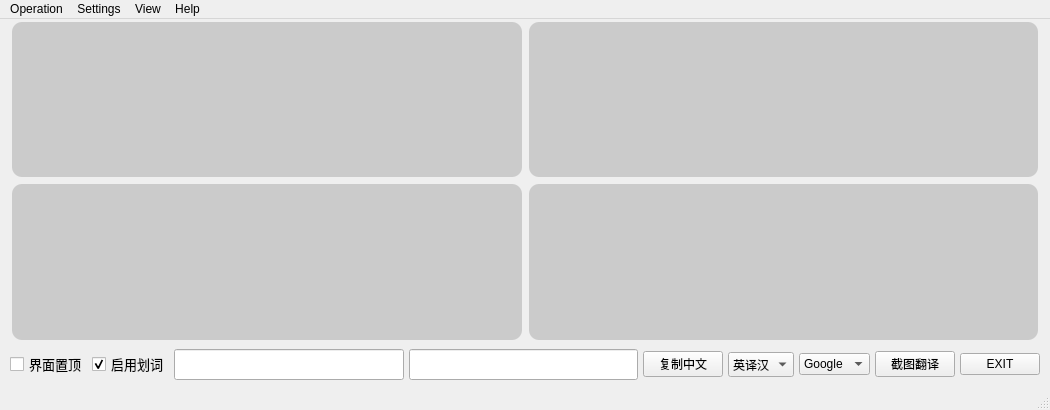
This is mainwindow.ui in brilliantrough/not-powerful-translator as Qt 5 draws it before an edit. The edited form follows.
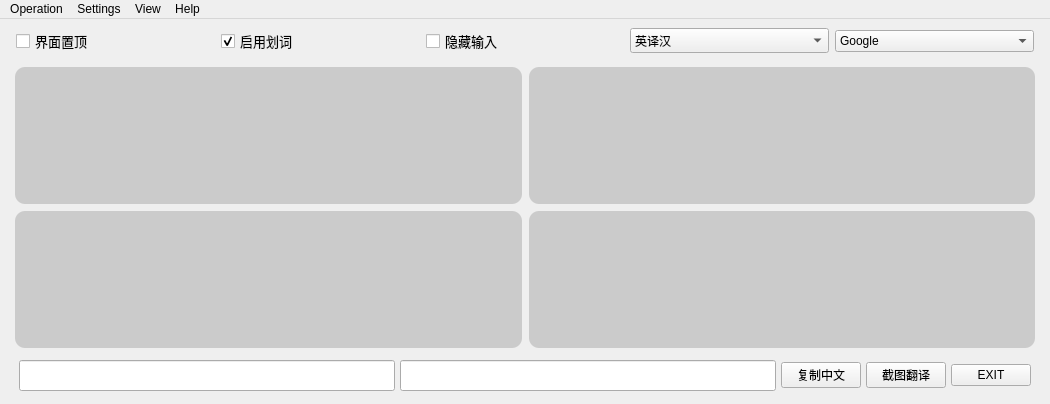
This is the edited form. Custom widgets are drawn as their Qt base class.

The edit to the form file:
```diff
--- a/mainwindow.ui
+++ b/mainwindow.ui
@@ -7,7 +7,7 @@
     <x>0</x>
     <y>0</y>
     <width>1050</width>
-    <height>410</height>
+    <height>404</height>
    </rect>
   </property>
   <property name="windowTitle">
@@ -22,18 +22,21 @@
      <number>7</number>
     </property>
     <property name="topMargin">
-     <number>3</number>
+     <number>0</number>
     </property>
     <property name="rightMargin">
      <number>7</number>
     </property>
     <property name="bottomMargin">
-     <number>3</number>
+     <number>1</number>
     </property>
-    <property name="spacing">
+    <property name="horizontalSpacing">
      <number>5</number>
     </property>
-    <item row="1" column="0">
+    <property name="verticalSpacing">
+     <number>1</number>
+    </property>
+    <item row="2" column="0">
      <widget class="QWidget" name="widget" native="true">
       <property name="minimumSize">
        <size>
@@ -58,39 +61,88 @@
         <number>3</number>
        </property>
        <item>
+        <layout class="QGridLayout" name="gridLayout">
+         <property name="leftMargin">
+          <number>5</number>
+         </property>
+         <property name="rightMargin">
+          <number>5</number>
+         </property>
+         <property name="spacing">
+          <number>7</number>
+         </property>
+         <item row="3" column="0">
+          <widget class="QPlainTextEdit" name="inputZH">
+           <property name="font">
+            <font>
+             <family>黑体</family>
+             <pointsize>13</pointsize>
+            </font>
+           </property>
+           <property name="styleSheet">
+            <string notr="true">background-color: rgb(203, 203, 203);
+border-color: rgb(170, 0, 0);
+border-radius: 10px;</string>
+           </property>
+          </widget>
+         </item>
+         <item row="4" column="1">
+          <widget class="CustomTextBrowser" name="outputZH">
+           <property name="font">
+            <font>
+             <family>黑体</family>
+             <pointsize>13</pointsize>
+             <weight>50</weight>
+             <italic>false</italic>
+             <bold>false</bold>
+            </font>
+           </property>
+           <property name="styleSheet">
+            <string notr="true">background-color: rgb(203, 203, 203);
+border-color: rgb(170, 0, 0);
+border-radius: 10px;
+line-height: 20px;</string>
+           </property>
+          </widget>
+         </item>
+         <item row="3" column="1">
+          <widget class="CustomTextBrowser" name="outputEN">
+           <property name="font">
+            <font>
+             <family>Microsoft YaHei</family>
+             <pointsize>11</pointsize>
+            </font>
+           </property>
+           <property name="styleSheet">
+            <string notr="true">background-color: rgb(203, 203, 203);
+border-color: rgb(170, 0, 0);
+border-radius: 10px;</string>
+           </property>
+          </widget>
+         </item>
+         <item row="4" column="0">
+          <widget class="QPlainTextEdit" name="inputEN">
+           <property name="font">
+            <font>
+             <family>Microsoft YaHei</family>
+             <pointsize>11</pointsize>
+            </font>
+           </property>
+           <property name="styleSheet">
+            <string notr="true">background-color: rgb(203, 203, 203);
+border-color: rgb(170, 0, 0);
+border-radius: 10px;</string>
+           </property>
+          </widget>
+         </item>
+        </layout>
+       </item>
+       <item>
+        <widget class="QWidget" name="display_widget" native="true">
         <layout class="QHBoxLayout" name="horizontalLayout">
          <property name="spacing">
           <number>5</number>
          </property>
-         <item>
-          <widget class="QCheckBox" name="onTopCheckBox">
-           <property name="font">
-            <font>
-             <family>黑体</family>
-             <pointsize>10</pointsize>
-            </font>
-           </property>
-           <property name="text">
-            <string>界面置顶</string>
-           </property>
-          </widget>
-         </item>
-         <item>
-          <widget class="QCheckBox" name="selectionCheckBox">
-           <property name="font">
-            <font>
-             <family>黑体</family>
-             <pointsize>10</pointsize>
-            </font>
-           </property>
-           <property name="text">
-            <string>启用划词</string>
-           </property>
-           <property name="checked">
-            <bool>true</bool>
-           </property>
-          </widget>
-         </item>
          <item>
           <widget class="QLineEdit" name="statusEN">
            <property name="font">
@@ -127,6 +179,81 @@
           </widget>
          </item>
          <item>
+           <widget class="QPushButton" name="screenshotBtn">
+            <property name="font">
+             <font>
+              <family>黑体</family>
+             </font>
+            </property>
+            <property name="text">
+             <string>截图翻译</string>
+            </property>
+           </widget>
+          </item>
+          <item>
+           <widget class="QPushButton" name="exitBtn">
+            <property name="font">
+             <font>
+              <family>Arial</family>
+             </font>
+            </property>
+            <property name="text">
+             <string>EXIT</string>
+            </property>
+           </widget>
+          </item>
+         </layout>
+        </widget>
+       </item>
+      </layout>
+     </widget>
+    </item>
+    <item row="1" column="0">
+     <widget class="QWidget" name="func_widget" native="true">
+      <layout class="QHBoxLayout" name="horizontalLayout_3">
+       <item>
+        <widget class="QCheckBox" name="onTopCheckBox">
+         <property name="font">
+          <font>
+           <family>黑体</family>
+           <pointsize>10</pointsize>
+          </font>
+         </property>
+         <property name="text">
+          <string>界面置顶</string>
+         </property>
+        </widget>
+       </item>
+       <item>
+        <widget class="QCheckBox" name="selectionCheckBox">
+         <property name="font">
+          <font>
+           <family>黑体</family>
+           <pointsize>10</pointsize>
+          </font>
+         </property>
+         <property name="text">
+          <string>启用划词</string>
+         </property>
+         <property name="checked">
+          <bool>true</bool>
+         </property>
+        </widget>
+       </item>
+       <item>
+        <widget class="QCheckBox" name="hideInputCheckBox">
+         <property name="font">
+          <font>
+           <family>黑体</family>
+           <pointsize>10</pointsize>
+          </font>
+         </property>
+         <property name="text">
+          <string>隐藏输入</string>
+         </property>
+        </widget>
+       </item>
+       <item>
           <widget class="QComboBox" name="modeBox">
            <property name="font">
             <font>
@@ -179,112 +306,9 @@
            </item>
           </widget>
          </item>
-         <item>
-          <widget class="QPushButton" name="screenshotBtn">
-           <property name="font">
-            <font>
-             <family>黑体</family>
-            </font>
-           </property>
-           <property name="text">
-            <string>截图翻译</string>
-           </property>
-          </widget>
-         </item>
-         <item>
-          <widget class="QPushButton" name="exitBtn">
-           <property name="font">
-            <font>
-             <family>Arial</family>
-            </font>
-           </property>
-           <property name="text">
-            <string>EXIT</string>
-           </property>
-          </widget>
-         </item>
-        </layout>
-       </item>
-      </layout>
+      </layout>
      </widget>
     </item>
-    <item row="0" column="0">
-     <layout class="QGridLayout" name="gridLayout">
-      <property name="leftMargin">
-       <number>5</number>
-      </property>
-      <property name="rightMargin">
-       <number>5</number>
-      </property>
-      <property name="spacing">
-       <number>7</number>
-      </property>
-      <item row="1" column="0">
-       <widget class="QPlainTextEdit" name="inputEN">
-        <property name="font">
-         <font>
-          <family>Microsoft YaHei</family>
-          <pointsize>11</pointsize>
-         </font>
-        </property>
-        <property name="styleSheet">
-         <string notr="true">background-color: rgb(203, 203, 203);
-border-color: rgb(170, 0, 0);
-border-radius: 10px;</string>
-        </property>
-       </widget>
-      </item>
-      <item row="0" column="1">
-       <widget class="QTextBrowser" name="outputEN">
-        <property name="font">
-         <font>
-          <family>Microsoft YaHei</family>
-          <pointsize>11</pointsize>
-         </font>
-        </property>
-        <property name="styleSheet">
-         <string notr="true">background-color: rgb(203, 203, 203);
-border-color: rgb(170, 0, 0);
-border-radius: 10px;</string>
-        </property>
-       </widget>
-      </item>
-      <item row="0" column="0">
-       <widget class="QPlainTextEdit" name="inputZH">
-        <property name="font">
-         <font>
-          <family>黑体</family>
-          <pointsize>13</pointsize>
-         </font>
-        </property>
-        <property name="styleSheet">
-         <string notr="true">background-color: rgb(203, 203, 203);
-border-color: rgb(170, 0, 0);
-border-radius: 10px;</string>
-        </property>
-       </widget>
-      </item>
-      <item row="1" column="1">
-       <widget class="QTextBrowser" name="outputZH">
-        <property name="font">
-         <font>
-          <family>黑体</family>
-          <pointsize>13</pointsize>
-          <weight>50</weight>
-          <italic>false</italic>
-          <bold>false</bold>
-         </font>
-        </property>
-        <property name="styleSheet">
-         <string notr="true">background-color: rgb(203, 203, 203);
-border-color: rgb(170, 0, 0);
-border-radius: 10px;
-line-height: 20px;</string>
-        </property>
-       </widget>
-      </item>
-     </layout>
-    </item>
    </layout>
   </widget>
   <widget class="QMenuBar" name="menubar">
@@ -341,7 +365,6 @@
    <addaction name="menuView"/>
    <addaction name="menuHelp"/>
   </widget>
-  <widget class="QStatusBar" name="statusbar"/>
   <action name="actionCopyZH">
    <property name="text">
     <string>Copy zhCN</string>
@@ -471,6 +494,13 @@
    </property>
   </action>
  </widget>
+ <customwidgets>
+  <customwidget>
+   <class>CustomTextBrowser</class>
+   <extends>QTextBrowser</extends>
+   <header>widget/customtextbrowser</header>
+  </customwidget>
+ </customwidgets>
  <resources/>
  <connections/>
 </ui>
```
Left out of the diff: 11 changed lines with no effect on the pictures. Lines whose indentation alone changed are shown as unchanged.
